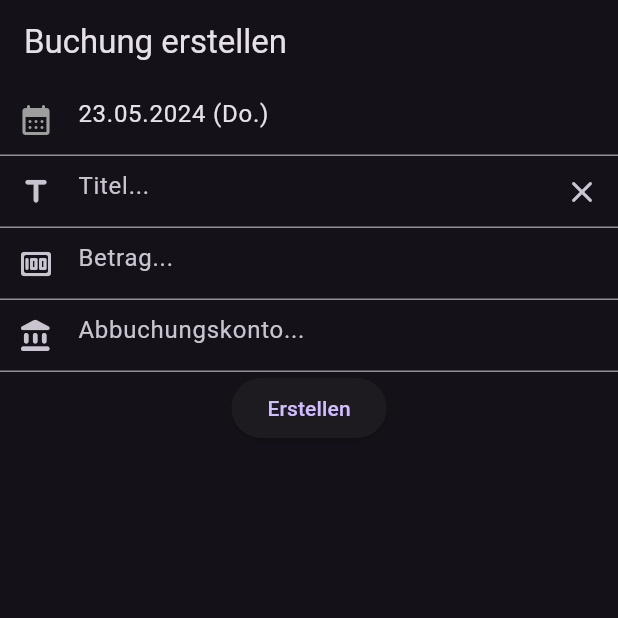
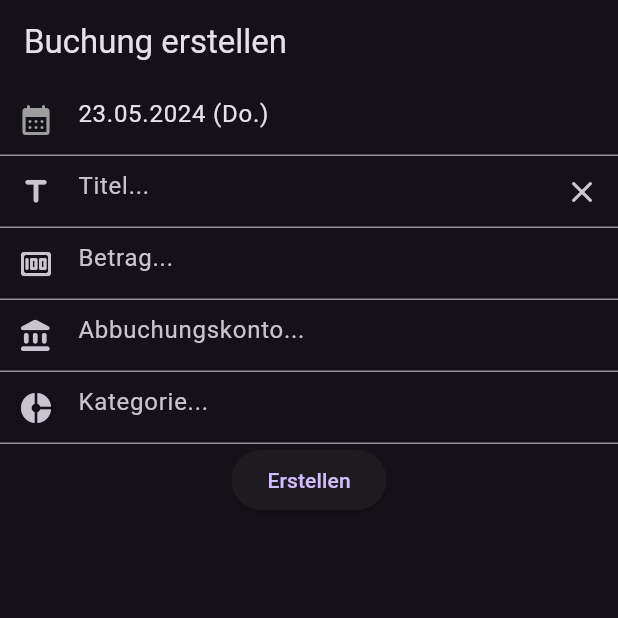
Before and after one commit to Marcel9494/Moneybook, a Flutter app: the screen it shows after launch, on a phone screen of 412 x 824 dp, the top half of it. Run offline on Flutter 3.47's test engine with Material 3 defaults, Android fonts, the phone set to English and light mode, and no system bars; our stand-ins replace bloc, dartz, equatable, flutter_bloc, get_it, modal_bottom_sheet and 1 more; accounts and stored records are empty.

Commit message:
Kategorie auswählen implementiert
- Der Benutzer kann nun eine Kategorie auswählen.

```diff
--- a/lib/features/bookings/presentation/pages/create_booking_page.dart
+++ b/lib/features/bookings/presentation/pages/create_booking_page.dart
@@ -9,6 +9,7 @@ import '../../../../core/utils/date_formatter.dart';
 import '../../../../injection_container.dart';
 import '../../domain/entities/booking.dart';
 import '../widgets/input_fields/amount_text_field.dart';
+import '../widgets/input_fields/categorie_input_field.dart';
 import '../widgets/input_fields/title_text_field.dart';
 
 class CreateBookingPage extends StatefulWidget {
@@ -23,6 +24,7 @@ class _CreateBookingPageState extends State<CreateBookingPage> {
   final TextEditingController _titleController = TextEditingController();
   final TextEditingController _amountController = TextEditingController();
   final TextEditingController _accountController = TextEditingController();
+  final TextEditingController _categorieController = TextEditingController();
 
   void createBooking(BuildContext context) {
     BlocProvider.of<BookingBloc>(context).add(
@@ -80,7 +82,10 @@ class _CreateBookingPageState extends State<CreateBookingPage> {
                       accountController: _accountController,
                       errorText: '',
                     ),
-                    // TODO hier weitermachen mit Kategorie Auswahl
+                    CategorieInputField(
+                      categorieController: _categorieController,
+                      errorText: '',
+                    ),
                     ElevatedButton(
                       onPressed: () => createBooking(context),
                       child: const Text('Erstellen'),
--- /dev/null
+++ b/lib/features/bookings/presentation/widgets/input_fields/categorie_input_field.dart
@@ -0,0 +1,34 @@
+import 'package:flutter/material.dart';
+
+import '../bottom_sheets/categorie_bottom_sheet.dart';
+
+class CategorieInputField extends StatelessWidget {
+  final TextEditingController categorieController;
+  final String errorText;
+
+  const CategorieInputField({
+    super.key,
+    required this.categorieController,
+    required this.errorText,
+  });
+
+  @override
+  Widget build(BuildContext context) {
+    return TextFormField(
+      controller: categorieController,
+      showCursor: false,
+      readOnly: true,
+      onTap: () => openCategorieBottomSheet(
+        context: context,
+        title: 'Kategorie auswählen:',
+        controller: categorieController,
+      ),
+      decoration: InputDecoration(
+        hintText: 'Kategorie...',
+        counterText: '',
+        prefixIcon: const Icon(Icons.donut_small),
+        errorText: errorText.isEmpty ? null : errorText,
+      ),
+    );
+  }
+}
```
Also changed, not shown: lib/features/bookings/presentation/widgets/bottom_sheets/categorie_bottom_sheet.dart (added, +85 -0 lines).
